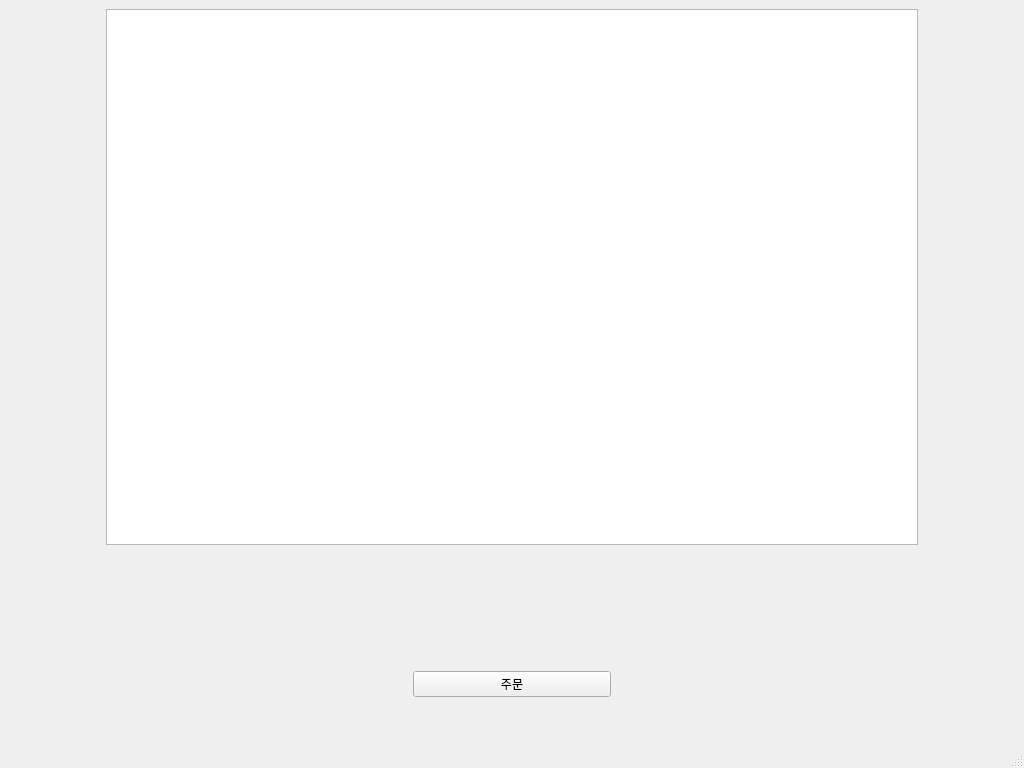
Old version of the form projectcpy/ui/main.ui in the repository pJunghan/RobotArm.
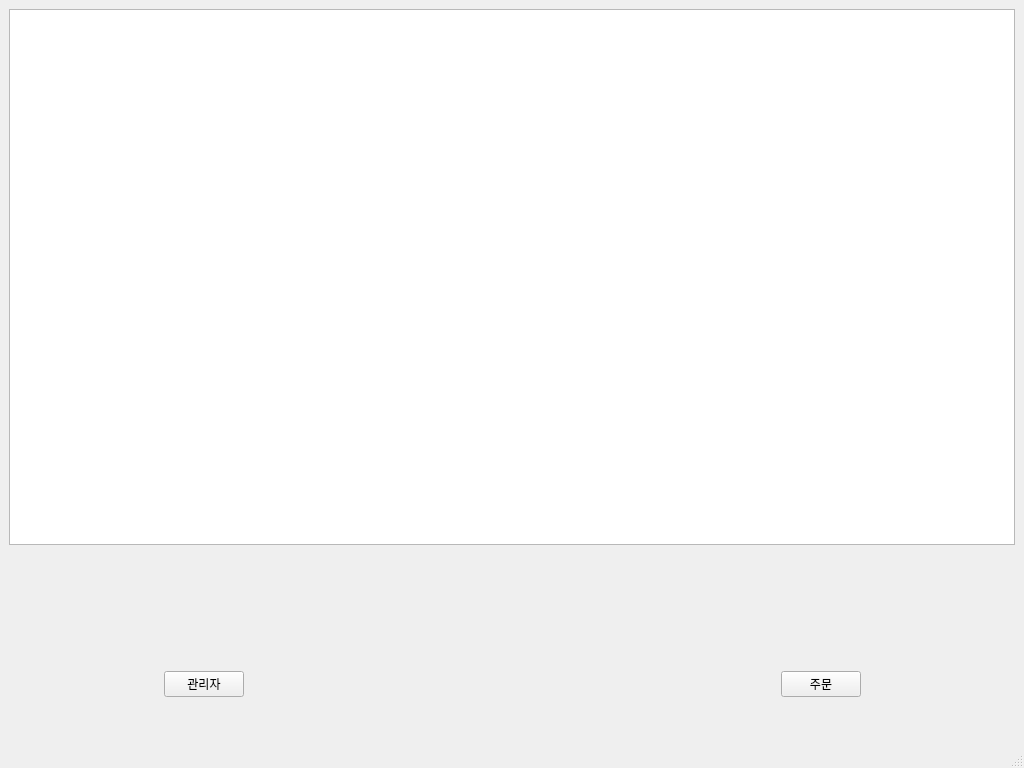
New version of the form.

```diff
--- a/projectcpy/ui/main.ui
+++ b/projectcpy/ui/main.ui
@@ -21,7 +21,20 @@
   </property>
   <widget class="QWidget" name="centralwidget">
    <layout class="QGridLayout" name="gridLayout_2">
-    <item row="3" column="3">
+    <item row="4" column="5">
+     <spacer name="horizontalSpacer_5">
+      <property name="orientation">
+       <enum>Qt::Horizontal</enum>
+      </property>
+      <property name="sizeHint" stdset="0">
+       <size>
+        <width>40</width>
+        <height>20</height>
+       </size>
+      </property>
+     </spacer>
+    </item>
+    <item row="3" column="5">
      <spacer name="horizontalSpacer_6">
       <property name="orientation">
        <enum>Qt::Horizontal</enum>
@@ -34,20 +47,7 @@
       </property>
      </spacer>
     </item>
-    <item row="7" column="1">
-     <spacer name="horizontalSpacer">
-      <property name="orientation">
-       <enum>Qt::Horizontal</enum>
-      </property>
-      <property name="sizeHint" stdset="0">
-       <size>
-        <width>198</width>
-        <height>20</height>
-       </size>
-      </property>
-     </spacer>
-    </item>
-    <item row="9" column="3">
+    <item row="9" column="5">
      <spacer name="horizontalSpacer_12">
       <property name="orientation">
        <enum>Qt::Horizontal</enum>
@@ -60,7 +60,20 @@
       </property>
      </spacer>
     </item>
-    <item row="2" column="3">
+    <item row="8" column="5">
+     <spacer name="horizontalSpacer_13">
+      <property name="orientation">
+       <enum>Qt::Horizontal</enum>
+      </property>
+      <property name="sizeHint" stdset="0">
+       <size>
+        <width>40</width>
+        <height>20</height>
+       </size>
+      </property>
+     </spacer>
+    </item>
+    <item row="2" column="5">
      <spacer name="horizontalSpacer_9">
       <property name="orientation">
        <enum>Qt::Horizontal</enum>
@@ -73,23 +86,33 @@
       </property>
      </spacer>
     </item>
+    <item row="7" column="7">
+     <spacer name="horizontalSpacer_8">
+      <property name="orientation">
+       <enum>Qt::Horizontal</enum>
+      </property>
+      <property name="sizeHint" stdset="0">
+       <size>
+        <width>40</width>
+        <height>20</height>
+       </size>
+      </property>
+     </spacer>
+    </item>
+    <item row="7" column="10">
+     <spacer name="horizontalSpacer_14">
+      <property name="orientation">
+       <enum>Qt::Horizontal</enum>
+      </property>
+      <property name="sizeHint" stdset="0">
+       <size>
+        <width>40</width>
+        <height>20</height>
+       </size>
+      </property>
+     </spacer>
+    </item>
     <item row="7" column="3">
-     <widget class="QPushButton" name="orderButton">
-      <property name="text">
-       <string>주문</string>
-      </property>
-      <property name="iconSize">
-       <size>
-        <width>50</width>
-        <height>50</height>
-       </size>
-      </property>
-     </widget>
-    </item>
-    <item row="0" column="1" colspan="5">
-     <widget class="QGraphicsView" name="graphicsView"/>
-    </item>
-    <item row="7" column="2">
      <spacer name="horizontalSpacer_7">
       <property name="orientation">
        <enum>Qt::Horizontal</enum>
@@ -102,20 +125,20 @@
       </property>
      </spacer>
     </item>
-    <item row="8" column="3">
-     <spacer name="horizontalSpacer_13">
+    <item row="6" column="5">
+     <spacer name="horizontalSpacer_3">
       <property name="orientation">
        <enum>Qt::Horizontal</enum>
       </property>
       <property name="sizeHint" stdset="0">
        <size>
-        <width>40</width>
+        <width>198</width>
         <height>20</height>
        </size>
       </property>
      </spacer>
     </item>
-    <item row="5" column="3">
+    <item row="5" column="5">
      <spacer name="horizontalSpacer_4">
       <property name="orientation">
        <enum>Qt::Horizontal</enum>
@@ -128,46 +151,7 @@
       </property>
      </spacer>
     </item>
-    <item row="4" column="3">
-     <spacer name="horizontalSpacer_5">
-      <property name="orientation">
-       <enum>Qt::Horizontal</enum>
-      </property>
-      <property name="sizeHint" stdset="0">
-       <size>
-        <width>40</width>
-        <height>20</height>
-       </size>
-      </property>
-     </spacer>
-    </item>
-    <item row="7" column="4">
-     <spacer name="horizontalSpacer_8">
-      <property name="orientation">
-       <enum>Qt::Horizontal</enum>
-      </property>
-      <property name="sizeHint" stdset="0">
-       <size>
-        <width>40</width>
-        <height>20</height>
-       </size>
-      </property>
-     </spacer>
-    </item>
-    <item row="7" column="5">
-     <spacer name="horizontalSpacer_2">
-      <property name="orientation">
-       <enum>Qt::Horizontal</enum>
-      </property>
-      <property name="sizeHint" stdset="0">
-       <size>
-        <width>198</width>
-        <height>20</height>
-       </size>
-      </property>
-     </spacer>
-    </item>
-    <item row="1" column="3">
+    <item row="1" column="5">
      <spacer name="horizontalSpacer_10">
       <property name="orientation">
        <enum>Qt::Horizontal</enum>
@@ -180,32 +164,6 @@
       </property>
      </spacer>
     </item>
-    <item row="6" column="3">
-     <spacer name="horizontalSpacer_3">
-      <property name="orientation">
-       <enum>Qt::Horizontal</enum>
-      </property>
-      <property name="sizeHint" stdset="0">
-       <size>
-        <width>198</width>
-        <height>20</height>
-       </size>
-      </property>
-     </spacer>
-    </item>
-    <item row="7" column="6">
-     <spacer name="horizontalSpacer_14">
-      <property name="orientation">
-       <enum>Qt::Horizontal</enum>
-      </property>
-      <property name="sizeHint" stdset="0">
-       <size>
-        <width>40</width>
-        <height>20</height>
-       </size>
-      </property>
-     </spacer>
-    </item>
     <item row="7" column="0">
      <spacer name="horizontalSpacer_11">
       <property name="orientation">
@@ -219,6 +177,29 @@
       </property>
      </spacer>
     </item>
+    <item row="7" column="1">
+     <widget class="QPushButton" name="autoButton">
+      <property name="text">
+       <string>관리자</string>
+      </property>
+     </widget>
+    </item>
+    <item row="0" column="0" colspan="11">
+     <widget class="QGraphicsView" name="graphicsView"/>
+    </item>
+    <item row="7" column="8" colspan="2">
+     <widget class="QPushButton" name="orderButton">
+      <property name="text">
+       <string>주문</string>
+      </property>
+      <property name="iconSize">
+       <size>
+        <width>50</width>
+        <height>50</height>
+       </size>
+      </property>
+     </widget>
+    </item>
    </layout>
   </widget>
   <widget class="QMenuBar" name="menubar">
```
